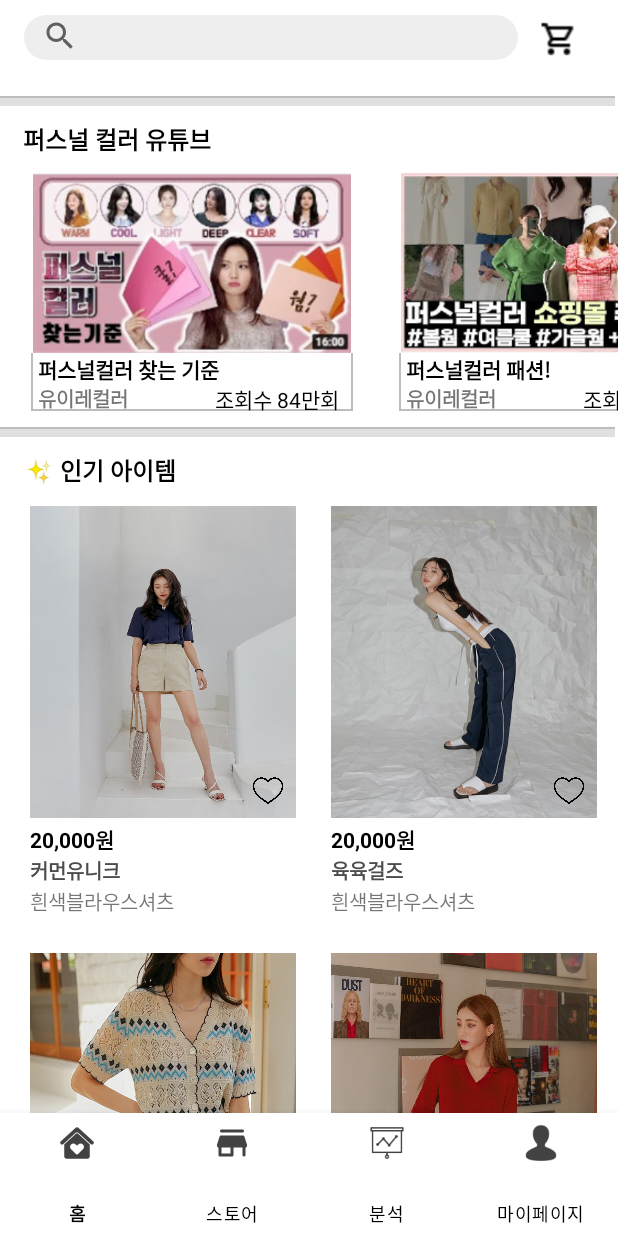
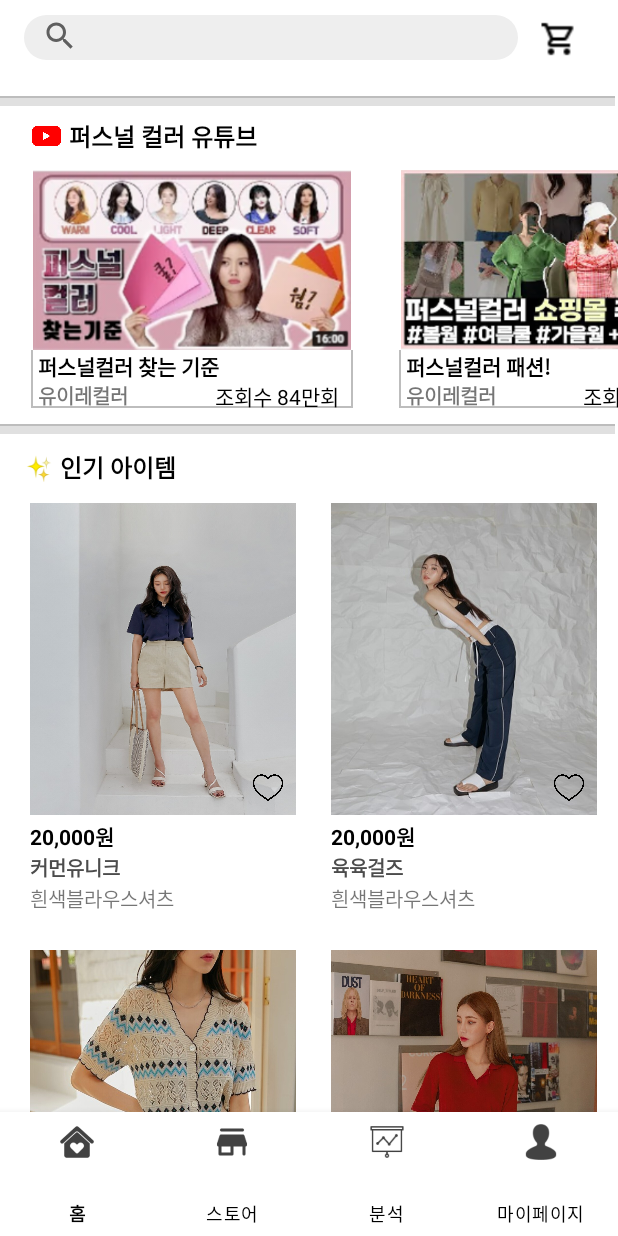
Before and after one commit to ClosetProject/ClosetProject, an Android app: the screen it shows after launch (MainActivity), on a phone screen of 412 x 824 dp. Run offline under Robolectric (Android 15) with nearby library versions, the phone set to English and light mode, and no system bars.

Commit message:
가상결제 시스템 권환 부여 build(project) -> buildscript, allprojects
build.gradle -> import bootpay

mainfest -> uses 추가 권한부여

쇼핑몰페이지 화면구현 완료

제품 상세페이지 완료

메인페이지 유튜브 연동 완료

마이페이지 화면전환(주문내역 <-> 마이페이지, 장바구니 <-> 마이페이지) 완료

메인, 마이페이지 디자인 수정

```diff
--- a/app/src/main/res/layout/activity_main.xml
+++ b/app/src/main/res/layout/activity_main.xml
@@ -11,7 +11,7 @@
         android:layout_width="wrap_content"
         android:layout_height="wrap_content"
         android:orientation="horizontal"
-        app:layout_constraintGuide_percent="0.9001957" />
+        app:layout_constraintGuide_percent="0.9" />
 
     <FrameLayout
         android:id="@+id/fl"
--- a/app/src/main/res/layout/fragment_main_page.xml
+++ b/app/src/main/res/layout/fragment_main_page.xml
@@ -337,13 +337,12 @@
         android:id="@+id/textView"
         android:layout_width="wrap_content"
         android:layout_height="wrap_content"
-        android:layout_marginStart="15dp"
-        android:layout_marginTop="10dp"
+        android:layout_marginTop="8dp"
         android:text="퍼스널 컬러 유튜브"
         android:textColor="#000000"
         android:textSize="16sp"
         android:textStyle="bold"
-        app:layout_constraintStart_toStartOf="parent"
+        app:layout_constraintStart_toEndOf="@+id/imageView4"
         app:layout_constraintTop_toBottomOf="@+id/view" />
 
     <androidx.constraintlayout.widget.Guideline
@@ -394,4 +393,14 @@
         app:layout_constraintTop_toBottomOf="@+id/textView3"
         app:layout_constraintVertical_bias="1.0" />
 
+    <ImageView
+        android:id="@+id/imageView4"
+        android:layout_width="30dp"
+        android:layout_height="0dp"
+        android:layout_marginStart="16dp"
+        android:src="@drawable/you"
+        app:layout_constraintBottom_toBottomOf="@+id/textView"
+        app:layout_constraintStart_toStartOf="parent"
+        app:layout_constraintTop_toTopOf="@+id/textView" />
+
 </androidx.constraintlayout.widget.ConstraintLayout>
```
Also changed, not shown: app/src/main/res/drawable/you.png (added).
